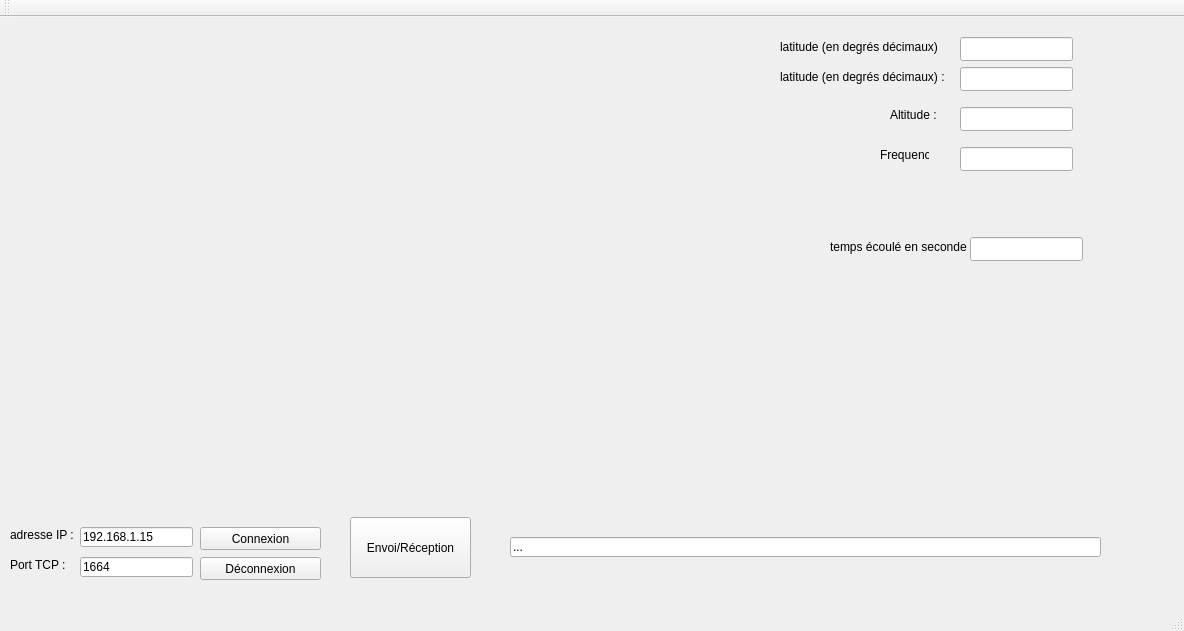
First picture: the form in mainwindow.ui, repository LeGarsQuiAPritLePsuedoMirageTuPeuxRendr/telemetrie-marathon-fr, before the edit.
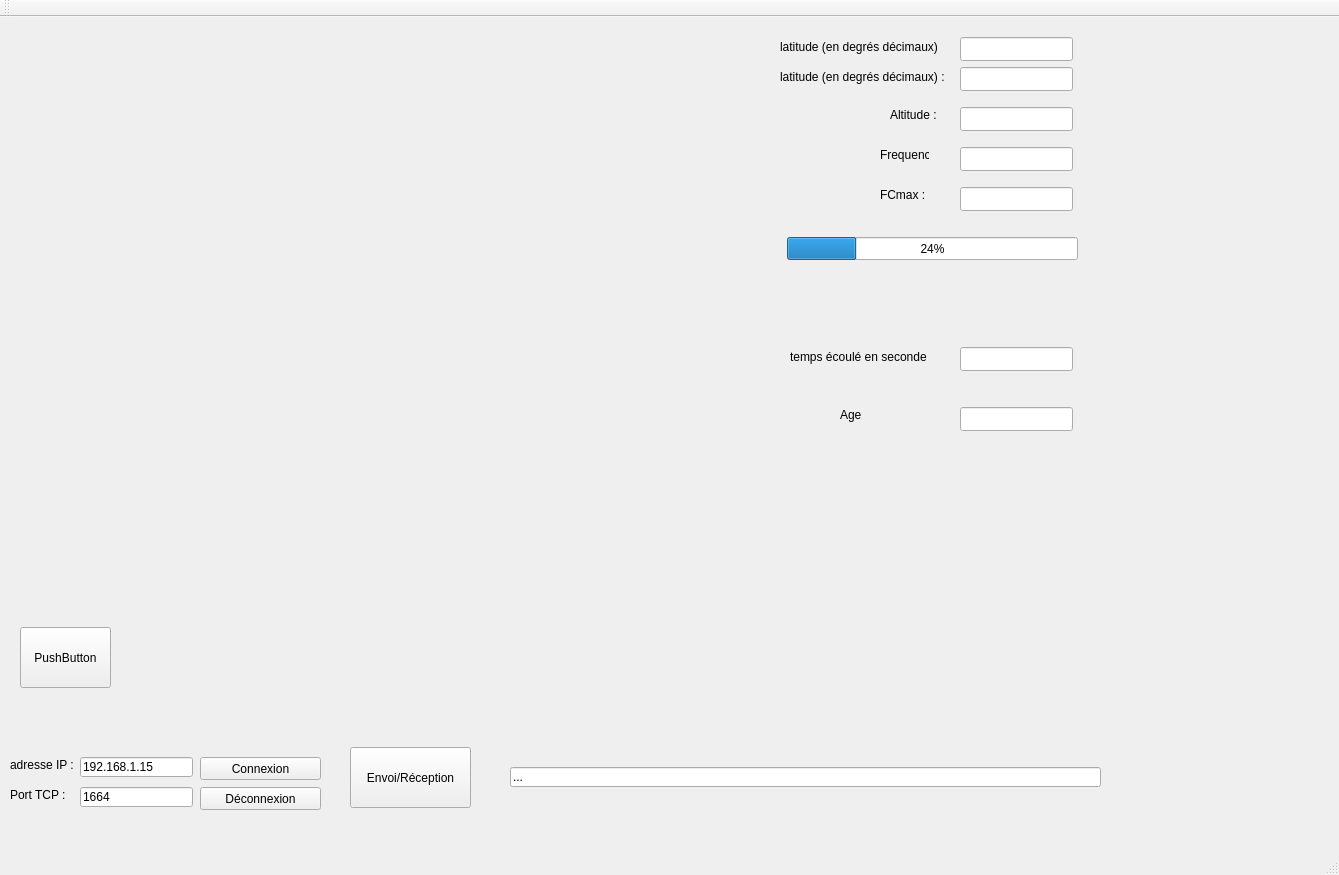
Second picture: the form after the edit.

Commit message: ajout de la carte et de la bar d'effort

```diff
--- a/mainwindow.ui
+++ b/mainwindow.ui
@@ -6,8 +6,8 @@
    <rect>
     <x>0</x>
     <y>0</y>
-    <width>1184</width>
-    <height>631</height>
+    <width>1339</width>
+    <height>875</height>
    </rect>
   </property>
   <property name="windowTitle">
@@ -18,7 +18,7 @@
     <property name="geometry">
      <rect>
       <x>10</x>
-      <y>510</y>
+      <y>740</y>
       <width>81</width>
       <height>16</height>
      </rect>
@@ -31,7 +31,7 @@
     <property name="geometry">
      <rect>
       <x>10</x>
-      <y>540</y>
+      <y>770</y>
       <width>81</width>
       <height>16</height>
      </rect>
@@ -44,7 +44,7 @@
     <property name="geometry">
      <rect>
       <x>80</x>
-      <y>510</y>
+      <y>740</y>
       <width>113</width>
       <height>20</height>
      </rect>
@@ -57,7 +57,7 @@
     <property name="geometry">
      <rect>
       <x>80</x>
-      <y>540</y>
+      <y>770</y>
       <width>113</width>
       <height>20</height>
      </rect>
@@ -70,7 +70,7 @@
     <property name="geometry">
      <rect>
       <x>510</x>
-      <y>520</y>
+      <y>750</y>
       <width>591</width>
       <height>20</height>
      </rect>
@@ -78,12 +78,15 @@
     <property name="text">
      <string>...</string>
     </property>
+    <property name="readOnly">
+     <bool>true</bool>
+    </property>
    </widget>
    <widget class="QPushButton" name="connexionButton">
     <property name="geometry">
      <rect>
       <x>200</x>
-      <y>510</y>
+      <y>740</y>
       <width>121</width>
       <height>23</height>
      </rect>
@@ -96,7 +99,7 @@
     <property name="geometry">
      <rect>
       <x>200</x>
-      <y>540</y>
+      <y>770</y>
       <width>121</width>
       <height>23</height>
      </rect>
@@ -109,7 +112,7 @@
     <property name="geometry">
      <rect>
       <x>350</x>
-      <y>500</y>
+      <y>730</y>
       <width>121</width>
       <height>61</height>
      </rect>
@@ -121,8 +124,8 @@
    <widget class="QLabel" name="label_3">
     <property name="geometry">
      <rect>
-      <x>830</x>
-      <y>220</y>
+      <x>790</x>
+      <y>330</y>
       <width>141</width>
       <height>20</height>
      </rect>
@@ -134,12 +137,15 @@
    <widget class="QLineEdit" name="lineEdit_temps">
     <property name="geometry">
      <rect>
-      <x>970</x>
-      <y>220</y>
+      <x>960</x>
+      <y>330</y>
       <width>113</width>
       <height>24</height>
      </rect>
     </property>
+    <property name="readOnly">
+     <bool>true</bool>
+    </property>
    </widget>
    <widget class="QLineEdit" name="lineEdit_latitude">
     <property name="geometry">
@@ -233,6 +239,125 @@
      <string>Frequence</string>
     </property>
    </widget>
+   <widget class="QLabel" name="label_carte">
+    <property name="geometry">
+     <rect>
+      <x>20</x>
+      <y>10</y>
+      <width>694</width>
+      <height>638</height>
+     </rect>
+    </property>
+    <property name="minimumSize">
+     <size>
+      <width>694</width>
+      <height>638</height>
+     </size>
+    </property>
+    <property name="text">
+     <string/>
+    </property>
+   </widget>
+   <widget class="QLineEdit" name="lineEdit_Age">
+    <property name="geometry">
+     <rect>
+      <x>960</x>
+      <y>390</y>
+      <width>113</width>
+      <height>24</height>
+     </rect>
+    </property>
+   </widget>
+   <widget class="QLabel" name="label_9">
+    <property name="geometry">
+     <rect>
+      <x>840</x>
+      <y>390</y>
+      <width>49</width>
+      <height>16</height>
+     </rect>
+    </property>
+    <property name="text">
+     <string>Age</string>
+    </property>
+   </widget>
+   <widget class="QLineEdit" name="lineEdit_FCMax">
+    <property name="geometry">
+     <rect>
+      <x>960</x>
+      <y>170</y>
+      <width>113</width>
+      <height>24</height>
+     </rect>
+    </property>
+    <property name="readOnly">
+     <bool>true</bool>
+    </property>
+   </widget>
+   <widget class="QLabel" name="label_10">
+    <property name="geometry">
+     <rect>
+      <x>880</x>
+      <y>170</y>
+      <width>49</width>
+      <height>16</height>
+     </rect>
+    </property>
+    <property name="text">
+     <string>FCmax :</string>
+    </property>
+   </widget>
+   <widget class="QProgressBar" name="progressBar">
+    <property name="geometry">
+     <rect>
+      <x>787</x>
+      <y>220</y>
+      <width>291</width>
+      <height>23</height>
+     </rect>
+    </property>
+    <property name="value">
+     <number>24</number>
+    </property>
+   </widget>
+   <widget class="QPushButton" name="pushButtonCarte">
+    <property name="geometry">
+     <rect>
+      <x>20</x>
+      <y>610</y>
+      <width>91</width>
+      <height>61</height>
+     </rect>
+    </property>
+    <property name="text">
+     <string>PushButton</string>
+    </property>
+   </widget>
+   <zorder>label_1</zorder>
+   <zorder>label_2</zorder>
+   <zorder>lineEdit_ip</zorder>
+   <zorder>lineEdit_port</zorder>
+   <zorder>lineEdit_reponse</zorder>
+   <zorder>connexionButton</zorder>
+   <zorder>deconnexionButton</zorder>
+   <zorder>envoiButton</zorder>
+   <zorder>label_3</zorder>
+   <zorder>lineEdit_temps</zorder>
+   <zorder>lineEdit_latitude</zorder>
+   <zorder>label</zorder>
+   <zorder>lineEdit_longitude</zorder>
+   <zorder>label_4</zorder>
+   <zorder>lineEdit_altitude</zorder>
+   <zorder>label_5</zorder>
+   <zorder>lineEdit_FC</zorder>
+   <zorder>label_6</zorder>
+   <zorder>lineEdit_Age</zorder>
+   <zorder>label_9</zorder>
+   <zorder>lineEdit_FCMax</zorder>
+   <zorder>label_10</zorder>
+   <zorder>progressBar</zorder>
+   <zorder>pushButtonCarte</zorder>
+   <zorder>label_carte</zorder>
   </widget>
   <widget class="QMenuBar" name="menuBar">
    <property name="geometry">
```
Left out of the diff: 16 changed lines with no effect on the pictures. The commit also changes 6 other files.
